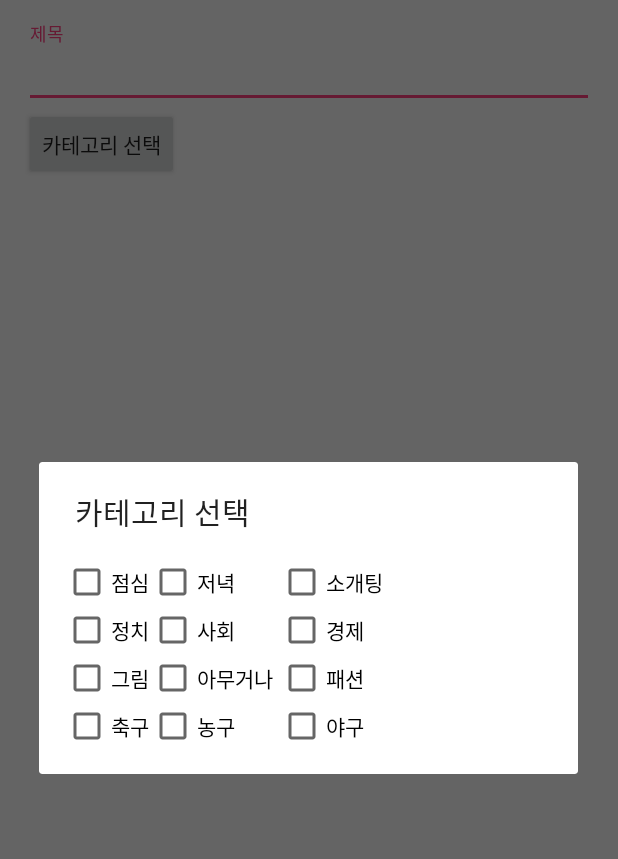
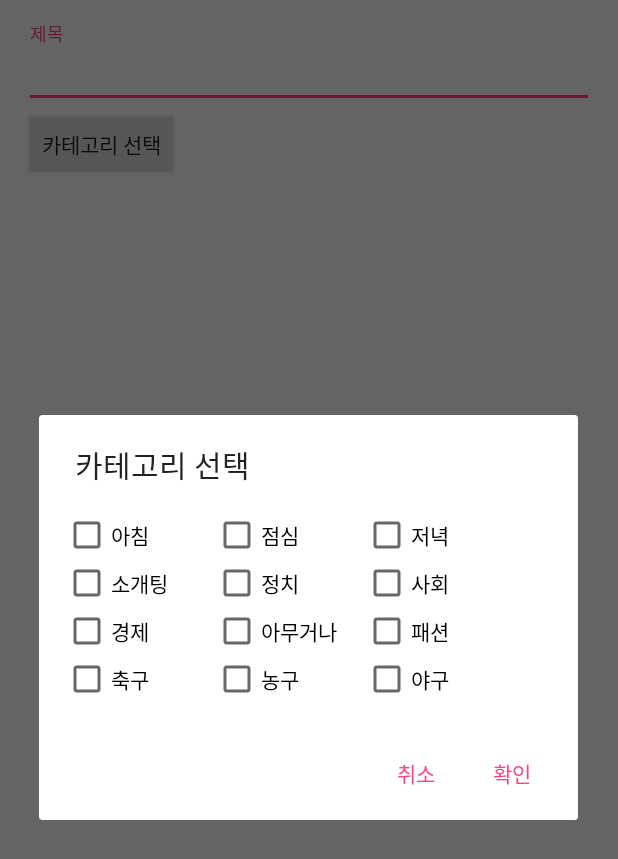
Before and after one commit to n4u1/Test130, an Android app: the UserContentsUploadActivity screen opened directly, with no data from a screen before it, after a tap on "카테고리 선택", on a phone screen of 412 x 824 dp. Shown: the top 859 px of the screen. Run offline under Robolectric (Android 15) with nearby library versions, the phone set to English and light mode, and no system bars.

Commit message:
20180720_1128

```diff
--- a/app/src/main/java/com/example/n4u1/test130/dialog/AddCategoryDialog.java
+++ b/app/src/main/java/com/example/n4u1/test130/dialog/AddCategoryDialog.java
@@ -21,14 +21,34 @@ import com.example.n4u1.test130.R;
 
 public class AddCategoryDialog extends DialogFragment {
 
+
+
+
     @NonNull
     @Override
     public Dialog onCreateDialog(Bundle savedInstanceState) {
         AlertDialog.Builder mBuilder = new AlertDialog.Builder(getActivity());
         LayoutInflater mLayoutInflater = getActivity().getLayoutInflater();
+        View view = mLayoutInflater.inflate(R.layout.activity_add_category_dialog, null);
         mBuilder.setView(mLayoutInflater.inflate(R.layout.activity_add_category_dialog, null));
         mBuilder.setTitle("카테고리 선택");
 
+        mBuilder.setView(view)
+                .setPositiveButton("확인",
+                        new DialogInterface.OnClickListener() {
+                            @Override
+                            public void onClick(DialogInterface dialog, int id) {
+
+                            }
+                        }).setNegativeButton("취소", null);
+
+
+
+
         return mBuilder.create();
     }
+
+
+
+
 }
--- a/app/src/main/java/com/example/n4u1/test130/views/LoginActivity.java
+++ b/app/src/main/java/com/example/n4u1/test130/views/LoginActivity.java
@@ -176,8 +176,6 @@ public class LoginActivity extends AppCompatActivity {
     protected void onActivityResult(int requestCode, int resultCode, Intent data) {
         if(requestCode == GALLEY_CODE) {
 
-            System.out.println(data.getData());
-            System.out.println(getPath(data.getData()));
 
 
             StorageReference storageRef = storage.getReferenceFromUrl("gs://test130-1068f.appspot.com");
--- a/app/src/main/res/layout/activity_add_category_dialog.xml
+++ b/app/src/main/res/layout/activity_add_category_dialog.xml
@@ -4,104 +4,94 @@
     android:layout_height="wrap_content"
     android:padding="16dp">
 
-
     <CheckBox
-        android:id="@+id/checkbox0"
-        android:text="점심"
-        android:layout_width="wrap_content"
+        android:text="아침"
+        android:id="@+id/checkBox_0"
+        android:layout_width="100dp"
         android:layout_height="wrap_content" />
 
     <CheckBox
-        android:id="@+id/checkbox1"
-        android:layout_toRightOf="@+id/checkbox0"
-        android:text="저녁"
-        android:layout_alignRight="@+id/checkbox7"
-        android:layout_width="wrap_content"
+        android:layout_toRightOf="@id/checkBox_0"
+        android:text="점심"
+        android:id="@+id/checkBox_1"
+        android:layout_width="100dp"
         android:layout_height="wrap_content" />
 
     <CheckBox
-        android:id="@+id/checkbox2"
-        android:layout_toRightOf="@+id/checkbox1"
-        android:text="소개팅"
-        android:layout_width="wrap_content"
+        android:layout_toRightOf="@id/checkBox_1"
+        android:text="저녁"
+        android:id="@+id/checkBox_2"
+        android:layout_width="100dp"
         android:layout_height="wrap_content" />
 
     <CheckBox
-        android:id="@+id/checkbox3"
-        android:layout_below="@+id/checkbox0"
-        android:text="정치"
-        android:layout_width="wrap_content"
-        android:layout_height="wrap_content" />
-
-
-    <CheckBox
-        android:id="@+id/checkbox4"
-        android:layout_below="@+id/checkbox1"
-
-        android:layout_alignRight="@+id/checkbox7"
-        android:layout_toRightOf="@+id/checkbox3"
-        android:text="사회"
-        android:layout_width="wrap_content"
+        android:layout_below="@id/checkBox_0"
+        android:text="소개팅"
+        android:id="@+id/checkBox_3"
+        android:layout_width="100dp"
         android:layout_height="wrap_content" />
 
     <CheckBox
-        android:id="@+id/checkbox5"
-        android:layout_below="@+id/checkbox2"
-        android:layout_toRightOf="@+id/checkbox4"
-        android:text="경제"
-        android:layout_width="wrap_content"
-        android:layout_height="wrap_content" />
-
-
-    <CheckBox
-        android:id="@+id/checkbox6"
-        android:layout_below="@+id/checkbox3"
-        android:text="그림"
-        android:layout_width="wrap_content"
+        android:layout_below="@id/checkBox_1"
+        android:layout_toRightOf="@id/checkBox_3"
+        android:text="정치"
+        android:id="@+id/checkBox_4"
+        android:layout_width="100dp"
         android:layout_height="wrap_content" />
 
     <CheckBox
-        android:id="@+id/checkbox7"
-        android:layout_below="@+id/checkbox3"
-        android:layout_toRightOf="@id/checkbox6"
-        android:text="아무거나 "
-        android:layout_width="wrap_content"
+        android:layout_below="@id/checkBox_1"
+        android:layout_toRightOf="@id/checkBox_4"
+        android:text="사회"
+        android:id="@+id/checkBox_5"
+        android:layout_width="100dp"
         android:layout_height="wrap_content" />
 
+    <CheckBox
+        android:layout_below="@id/checkBox_3"
+        android:text="경제"
+        android:id="@+id/checkBox_6"
+        android:layout_width="100dp"
+        android:layout_height="wrap_content" />
 
     <CheckBox
-        android:id="@+id/checkbox8"
-        android:layout_below="@+id/checkbox3"
-        android:layout_toRightOf="@id/checkbox7"
-        android:text="패션"
-        android:layout_width="wrap_content"
+        android:layout_below="@id/checkBox_3"
+        android:layout_toRightOf="@id/checkBox_6"
+        android:text="아무거나"
+        android:id="@+id/checkBox_7"
+        android:layout_width="100dp"
         android:layout_height="wrap_content" />
 
+    <CheckBox
+
+        android:layout_below="@id/checkBox_3"
+        android:layout_toRightOf="@id/checkBox_7"
+        android:text="패션"
+        android:id="@+id/checkBox_8"
+        android:layout_width="100dp"
+        android:layout_height="wrap_content" />
 
     <CheckBox
-        android:id="@+id/checkbox9"
-        android:layout_below="@+id/checkbox6"
+        android:layout_below="@id/checkBox_6"
         android:text="축구"
-        android:layout_width="wrap_content"
+        android:id="@+id/checkBox_9"
+        android:layout_width="100dp"
         android:layout_height="wrap_content" />
 
+    <CheckBox
+        android:layout_below="@id/checkBox_6"
+        android:layout_toRightOf="@id/checkBox_9"
+        android:text="농구"
+        android:id="@+id/checkBox_10"
+        android:layout_width="100dp"
+        android:layout_height="wrap_content" />
 
     <CheckBox
-        android:id="@+id/checkbox10"
-        android:layout_below="@+id/checkbox6"
-        android:layout_toRightOf="@id/checkbox9"
-        android:text="농구"
-        android:layout_width="wrap_content"
-        android:layout_height="wrap_content" />
-
-
-    <CheckBox
-        android:id="@+id/checkbox11"
-        android:layout_alignLeft="@id/checkbox2"
-        android:layout_below="@+id/checkbox6"
-        android:layout_toRightOf="@id/checkbox10"
+        android:layout_below="@id/checkBox_6"
+        android:layout_toRightOf="@id/checkBox_10"
         android:text="야구"
-        android:layout_width="wrap_content"
+        android:id="@+id/checkBox_11"
+        android:layout_width="100dp"
         android:layout_height="wrap_content" />
 
 
--- a/app/src/main/res/layout/activity_user_contents_upload.xml
+++ b/app/src/main/res/layout/activity_user_contents_upload.xml
@@ -40,11 +40,11 @@
 
         </RelativeLayout>
 
-        <android.support.v7.widget.RecyclerView
-            android:layout_width="match_parent"
-            android:layout_height="match_parent">
+        <!--<android.support.v7.widget.RecyclerView-->
+            <!--android:layout_width="match_parent"-->
+            <!--android:layout_height="match_parent">-->
 
-        </android.support.v7.widget.RecyclerView>
+        <!--</android.support.v7.widget.RecyclerView>-->
 
 
 
```
